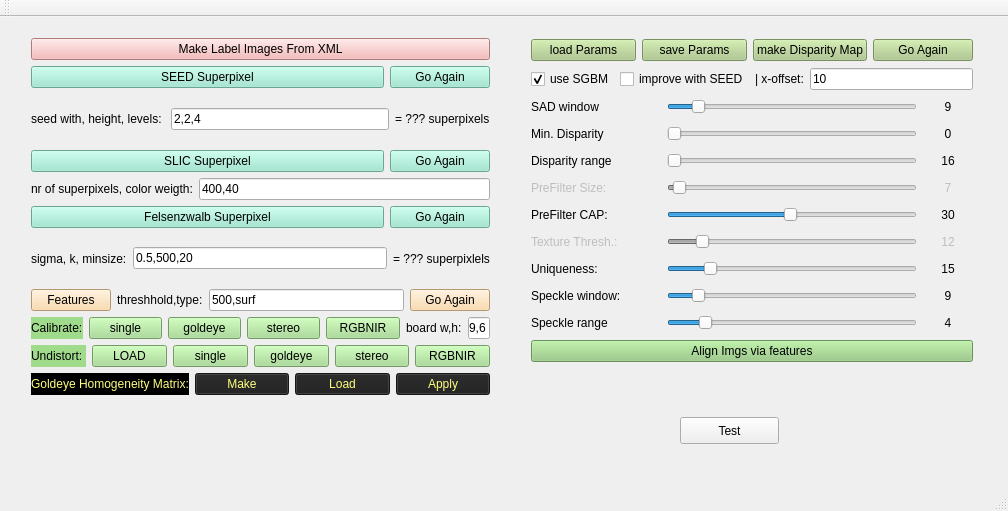
The window that SegmentationHelper/mainwindow.ui (yudanaz/masterthesis) describes before a commit, drawn with Qt 5.
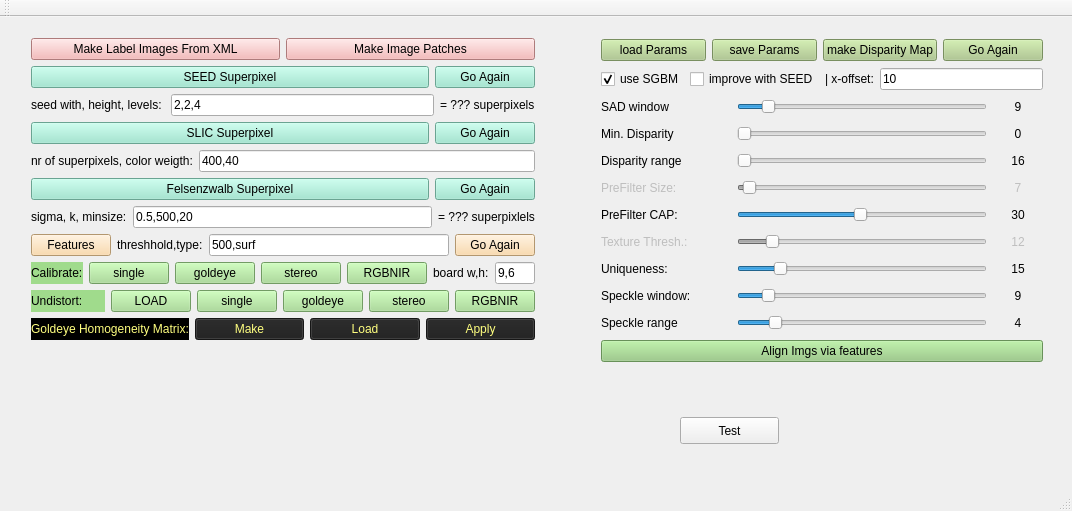
The same window after the commit.

Commit message: make patches als Button, etc.

Diff of the .ui file:
```diff
--- a/SegmentationHelper/mainwindow.ui
+++ b/SegmentationHelper/mainwindow.ui
@@ -6,7 +6,7 @@
    <rect>
     <x>0</x>
     <y>0</y>
-    <width>1008</width>
+    <width>1072</width>
     <height>511</height>
    </rect>
   </property>
@@ -19,14 +19,16 @@
      <rect>
       <x>20</x>
       <y>10</y>
-      <width>481</width>
-      <height>379</height>
+      <width>558</width>
+      <height>420</height>
      </rect>
     </property>
     <layout class="QVBoxLayout" name="verticalLayout">
      <property name="sizeConstraint">
-      <enum>QLayout::SetMaximumSize</enum>
+      <enum>QLayout::SetFixedSize</enum>
      </property>
+     <item>
+      <layout class="QHBoxLayout" name="horizontalLayout_23">
      <item>
       <widget class="QPushButton" name="btn_makeLabelImgs">
        <property name="styleSheet">
@@ -38,6 +40,18 @@
       </widget>
      </item>
      <item>
+        <widget class="QPushButton" name="btn_makeImgPatches">
+         <property name="styleSheet">
+          <string notr="true">background-color: rgb(244, 172, 172)</string>
+         </property>
+         <property name="text">
+          <string>Make Image Patches</string>
+         </property>
+        </widget>
+       </item>
+      </layout>
+     </item>
+     <item>
       <layout class="QHBoxLayout" name="horizontalLayout_3">
        <item>
         <widget class="QPushButton" name="btn_seed">
@@ -430,7 +444,7 @@
    <widget class="QWidget" name="verticalLayoutWidget_2">
     <property name="geometry">
      <rect>
-      <x>520</x>
+      <x>590</x>
       <y>10</y>
       <width>464</width>
       <height>354</height>
```
Left out of the diff: 2 changed lines with no effect on the pictures. Lines whose indentation alone changed are shown as unchanged. The commit also changes 5 other files.
